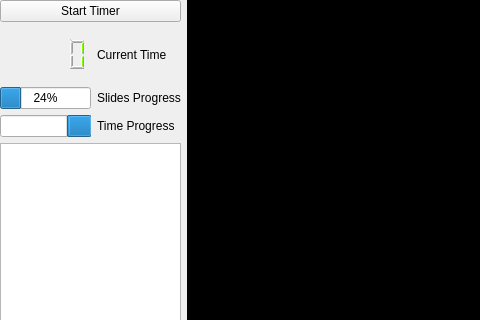
Before: the Qt Designer form lecturerscreen.ui in MrHase/Presentation, drawn with Qt 5; both pictures show x 0 to 480 and y 0 to 320 of the 658 by 408 pixel window.
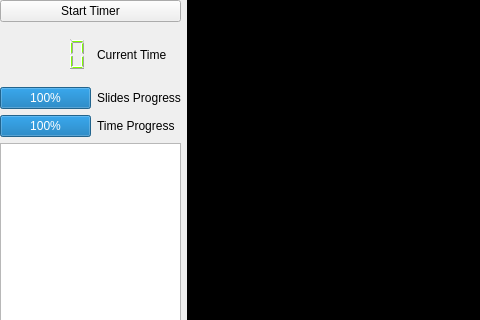
After: the same form once the commit is applied.

The edit to the form file:
```diff
--- a/lecturerscreen.ui
+++ b/lecturerscreen.ui
@@ -128,7 +128,7 @@
      <item row="2" column="0">
       <widget class="QProgressBar" name="pageProgress">
        <property name="value">
-        <number>24</number>
+        <number>100</number>
        </property>
        <property name="invertedAppearance">
         <bool>false</bool>
@@ -138,10 +138,10 @@
      <item row="3" column="0">
       <widget class="QProgressBar" name="progressBar_2">
        <property name="value">
-        <number>24</number>
+        <number>100</number>
        </property>
        <property name="invertedAppearance">
-        <bool>true</bool>
+        <bool>false</bool>
        </property>
       </widget>
      </item>
```
Left out of the diff: 3 changed lines with no effect on the pictures.
